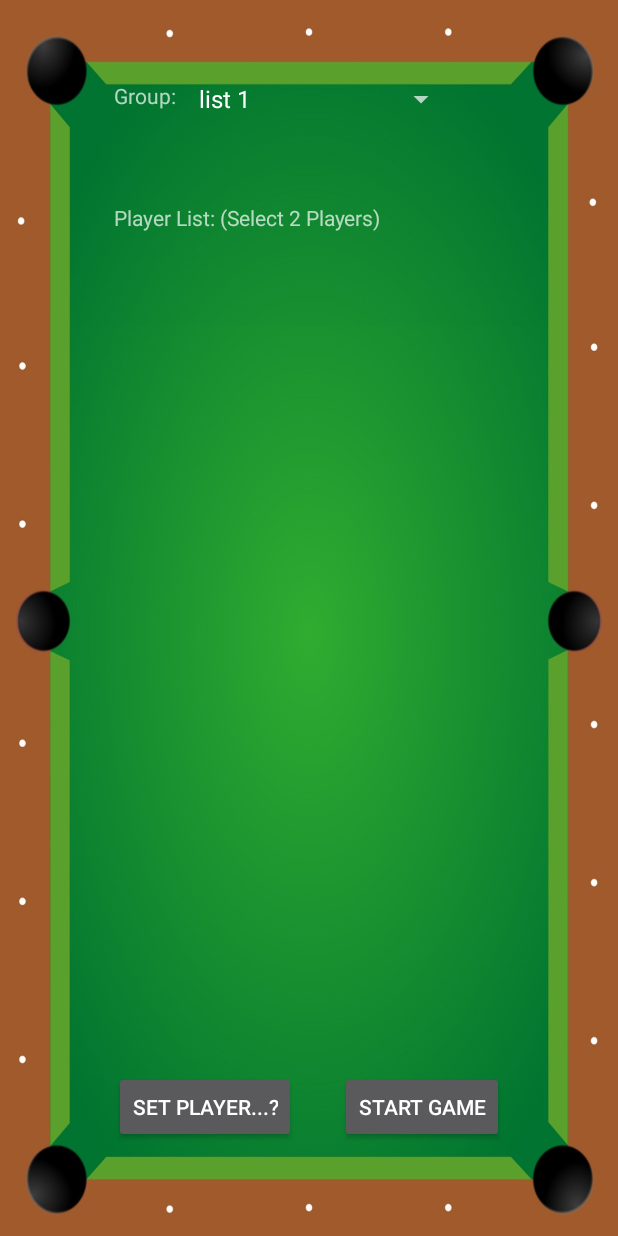
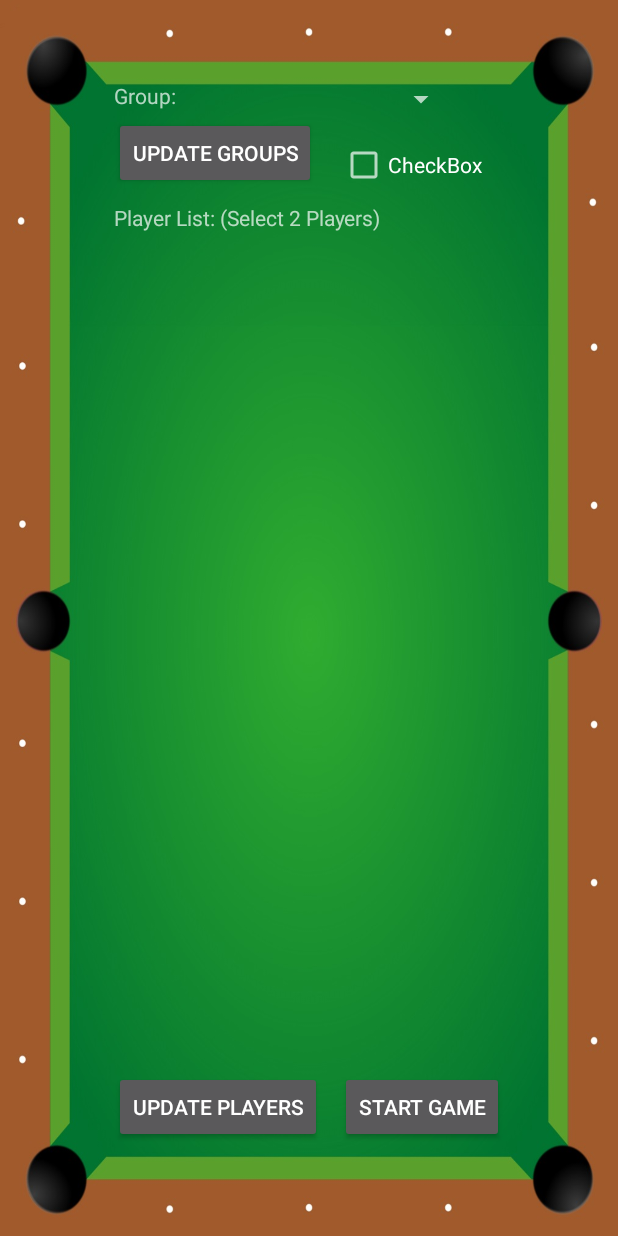
Before and after one commit to TacticalLuke43/Scoremaster, an Android app: the GroupsScreen screen opened directly, with no data from a screen before it, on a phone screen of 412 x 824 dp. Run offline under Robolectric (Android 15) with nearby library versions, the phone set to English and light mode, and no system bars; our stand-ins replace Firebase (no records; nobody signed in at launch, a user with empty details on screens opened directly).

Commit message:
Groups Screen updates
group screen pulls grouplist and adds dynamic players

```diff
--- a/app/src/main/java/csc483/scoremaster/GroupsScreen.java
+++ b/app/src/main/java/csc483/scoremaster/GroupsScreen.java
@@ -2,22 +2,26 @@ package csc483.scoremaster;
 
 import android.content.Intent;
 import android.graphics.Color;
+import android.support.annotation.NonNull;
 import android.support.v7.app.AppCompatActivity;
 import android.os.Bundle;
-import android.util.Log;
 import android.util.TypedValue;
 import android.view.View;
 import android.widget.ArrayAdapter;
 import android.widget.Button;
+import android.widget.CheckBox;
 import android.widget.CheckedTextView;
 import android.widget.Spinner;
 import android.widget.TableLayout;
 import android.widget.TableRow;
 
+import com.google.firebase.auth.FirebaseAuth;
+import com.google.firebase.auth.FirebaseUser;
 import com.google.firebase.database.DataSnapshot;
 import com.google.firebase.database.DatabaseError;
 import com.google.firebase.database.DatabaseReference;
 import com.google.firebase.database.FirebaseDatabase;
+import com.google.firebase.database.GenericTypeIndicator;
 import com.google.firebase.database.ValueEventListener;
 
 import java.util.ArrayList;
@@ -26,23 +30,39 @@ import java.util.List;
 public class GroupsScreen extends AppCompatActivity {
 
     private Spinner spinner;
-
+    public static final String MY_PREFS_NAME = "SharedPrefs";
 	//ArrayList<Players> playerList;
     FirebaseDatabase database = FirebaseDatabase.getInstance();
     DatabaseReference myRef = database.getReference();
-
+    private FirebaseAuth.AuthStateListener mAuthListener;
+    FirebaseAuth mAuth = FirebaseAuth.getInstance();
+    FirebaseUser user;
+    ArrayList<String> groupList = new ArrayList<String>();
+    List<String> list = new ArrayList<String>();
 
 
     @Override
     protected void onCreate(Bundle savedInstanceState) {
         super.onCreate(savedInstanceState);
         setContentView(R.layout.activity_groups_screen);
-		//final TableLayout playerTableLayout = (TableLayout)findViewById(playerTable);
+
+        mAuthListener = new FirebaseAuth.AuthStateListener() {
+            @Override
+            public void onAuthStateChanged(@NonNull FirebaseAuth firebaseAuth) {
+                user = firebaseAuth.getCurrentUser();
+            }
+        };
+
+        //groupList.add("ABC123");
+        //groupList.add("ABC125");
+        //groupList.add("ABC124");
+        //myRef.child("players").child("AAA111").child("groupList").setValue(groupList);
+		final TableLayout playerTableLayout = (TableLayout)findViewById(R.id.playerTable);
 
         /*
         *       FIREBASE EXAMPLE STUFFFFFFF
         *       Check out the database on the firebase console to see exactly what this code did
-        */
+        *
         //FOR WRITING
         //nestle .child("childname") as many times as you need to go deeper
         myRef.child("tests").child("testEntry").setValue("dog"); //writes "dog" to a child
@@ -65,21 +85,71 @@ public class GroupsScreen extends AppCompatActivity {
             public void onCancelled(DatabaseError error) {
                 // Failed to read value
             }
-        });
+        });*/
 
 
         //end of firebase example stuff
 
 
+        groupList.clear();
 
-		//init(playerTableLayout);
-        addItemsOnSpinner();
+        myRef = database.getInstance().getReference().child("players").child("AAA111");
+        myRef.child("groupList").addValueEventListener(new ValueEventListener() {
+            @Override
+            public void onDataChange(DataSnapshot dataSnapshot) {
+                GenericTypeIndicator<ArrayList<String>> t = new GenericTypeIndicator<ArrayList<String>>() {};
+                //ArrayList<String> yourStringArray = dataSnapshot.getValue(t);
+                groupList = dataSnapshot.getValue(t);
+            }
+
+            @Override
+            public void onCancelled(DatabaseError error) {
+                // Failed to read value
+                groupList.add("I messed up");
+            }
+        });
+
+
+        Button groupsBut = (Button)findViewById(R.id.updateGroupsButton);
+        groupsBut.setOnClickListener(new View.OnClickListener()
+        {
+            public void onClick(View v)
+            {
+                addItemsOnSpinner();
+            }
+        });
+        Button playersBut = (Button)findViewById(R.id.updatePlayerButton);
+        playersBut.setOnClickListener(new View.OnClickListener()
+        {
+            public void onClick(View v)
+            {
+                init(playerTableLayout);
+                spinner = (Spinner) findViewById(R.id.groupsSpinner);
+                String selectedGroup = String.valueOf(spinner.getSelectedItem());
+                myRef = database.getInstance().getReference().child("groups");
+                myRef.child("groupList").addValueEventListener(new ValueEventListener() {
+                    @Override
+                    public void onDataChange(DataSnapshot dataSnapshot) {
+                        GenericTypeIndicator<ArrayList<String>> t = new GenericTypeIndicator<ArrayList<String>>() {};
+                        //ArrayList<String> yourStringArray = dataSnapshot.getValue(t);
+                        groupList = dataSnapshot.getValue(t);
+                    }
+
+                    @Override
+                    public void onCancelled(DatabaseError error) {
+                        // Failed to read value
+                        groupList.add("I messed up");
+                    }
+                });
+            }
+        });
         Button startGameButton = (Button)findViewById(R.id.startGameButton);
         startGameButton.setOnClickListener(new View.OnClickListener()
         {
             public void onClick(View v)
-            {
-				/*ArrayList<Players> finalPlayers;
+            {/*
+				ArrayList<String> finalPlayers;
+				int playersNeeded = 0;
                 //iterate through players and count checks
 				for(int i = 0; i <  playerTableLayout.getChildCount() ; i++)
 				{
@@ -94,7 +164,7 @@ public class GroupsScreen extends AppCompatActivity {
 				{
 					finalPlayers.add(playerList[0]);
 					finalPlayers.add(playerList[1]);
-					Intent scoringScreen = new Intent(this, ScoringScreen.class);
+					Intent scoringScreen = new Intent(GroupsScreen.this, ScoringScreen.class);
 					scoringScreen.putExtra("Players", finalPlayers);
 					startActivity(scoringScreen);
 				}
@@ -115,32 +185,53 @@ public class GroupsScreen extends AppCompatActivity {
 
 	public void init(TableLayout playerTableLayout)
 	{
-			int numberOfPlayers = 2; //change this to retrieve array size from group
-			TableRow playerRow = new TableRow(this);
-			playerRow.setLayoutParams(new TableRow.LayoutParams(TableRow.LayoutParams.WRAP_CONTENT, TableRow.LayoutParams.WRAP_CONTENT));
+			int numberOfPlayers = 4; //change this to retrieve array size from group
 
-			CheckedTextView playername = new CheckedTextView(this);
-            //playername.setLayoutParams(new TableRow.LayoutParams(dpToPx(120), dpToPx(50)));
-            playername.setText("Thing");//change to getPlayerName() when class is done
-            playername.setTextAlignment(View.TEXT_ALIGNMENT_CENTER);
-            playername.setBackgroundResource(android.R.drawable.alert_light_frame);
-            playername.setTextAppearance(this,R.style.TextAppearance_AppCompat_Body1);
-            playername.setTextColor(Color.BLACK);
+
+        for (int i=0; i<numberOfPlayers; i++) {
+            TableRow playerRow = new TableRow(this);
+            playerRow.setLayoutParams(new TableRow.LayoutParams(TableRow.LayoutParams.WRAP_CONTENT, TableRow.LayoutParams.WRAP_CONTENT));
+            CheckBox playername = new CheckBox(this);
+            playername.setLayoutParams(new TableRow.LayoutParams(800, 150));
+            playername.setText("TestPlayer"+Integer.toString(i));//change to getPlayerName() when class is done
+            //playername.setTextAlignment(View.TEXT_ALIGNMENT_CENTER);
+            playername.setTextAppearance(this, R.style.TextAppearance_AppCompat_Body1);
+            //playername.setTextColor(Color.BLACK);
             playername.setTextSize(TypedValue.COMPLEX_UNIT_SP, 18);
 
-			playerRow.addView(playername);
-			playerTableLayout.addView(playerRow);
+            playerRow.addView(playername);
+            playerTableLayout.addView(playerRow);
+        }
 	}
 
 
     // add items into spinner dynamically
     public void addItemsOnSpinner() {
+        //groupList.clear();
+        //groupList is size 0 here
+        list.clear();
+        myRef = database.getInstance().getReference().child("groups");
+        spinner = (Spinner) findViewById(R.id.groupsSpinner);
+        for(int i = 0; i < groupList.size() ; i++)
+        {
+            //read the group names
+            myRef.child(groupList.get(i)).child("name").addValueEventListener(new ValueEventListener() {
+                @Override
+                public void onDataChange(DataSnapshot dataSnapshot) {
+                    // This method is called once with the initial value and again
+                    // whenever data at this location is updated.
+                    String value = dataSnapshot.getValue(String.class); //set this class to the type of variable youre expecting
+                    list.add(value);
+                }
 
-        spinner = (Spinner) findViewById(R.id.groupsSpinner);
-        List<String> list = new ArrayList<String>();
-        list.add("list 1"); //change these to retrieve users groups
-        list.add("list 2");
-        list.add("list 3");
+                @Override
+                public void onCancelled(DatabaseError error) {
+                    // Failed to read value
+                }
+            });
+
+            //list.add(groupList.get(i));
+        }
         ArrayAdapter<String> dataAdapter = new ArrayAdapter<String>(this,
                 android.R.layout.simple_spinner_item, list);
         dataAdapter.setDropDownViewResource(android.R.layout.simple_spinner_dropdown_item);
--- a/app/src/main/java/csc483/scoremaster/StartingSplash.java
+++ b/app/src/main/java/csc483/scoremaster/StartingSplash.java
@@ -57,7 +57,7 @@ public class StartingSplash extends AppCompatActivity implements GestureDetector
 
     @Override
     public boolean onSingleTapUp(MotionEvent event) {
-        startActivity(new Intent(StartingSplash.this, MainMenu2.class));
+        startActivity(new Intent(StartingSplash.this, MainMenu.class));
         return true;
     }
     /*
--- a/app/src/main/res/layout/activity_group_stats_screen.xml
+++ b/app/src/main/res/layout/activity_group_stats_screen.xml
@@ -4,7 +4,7 @@
     xmlns:tools="http://schemas.android.com/tools"
     android:layout_width="match_parent"
     android:layout_height="match_parent"
-    android:background="@drawable/pooltable"
+    android:background="@drawable/pooltable_empty"
     tools:context="csc483.scoremaster.GroupStatsScreen">
 
     <TextView
@@ -33,7 +33,7 @@
 
     <ScrollView
         android:id="@+id/groupStatScrollView"
-        android:layout_width="583dp"
+        android:layout_width="550dp"
         android:layout_height="280dp"
         android:layout_alignParentBottom="true"
         android:layout_centerHorizontal="true"
--- a/app/src/main/res/layout/activity_groups_screen.xml
+++ b/app/src/main/res/layout/activity_groups_screen.xml
@@ -25,20 +25,28 @@
         android:layout_marginTop="54dp"/>
 
     <Button
-        android:id="@+id/setPlayerButton"
+        android:id="@+id/updatePlayerButton"
         android:layout_width="wrap_content"
         android:layout_height="wrap_content"
         android:layout_alignParentBottom="true"
         android:layout_alignStart="@+id/scrollView2"
         android:layout_marginBottom="62dp"
-        android:text="Set Player...?" />
+        android:text="Update Players" />
+
+    <Button
+        android:id="@+id/updateGroupsButton"
+        android:layout_width="wrap_content"
+        android:layout_height="wrap_content"
+        android:layout_alignStart="@+id/textView6"
+        android:layout_below="@+id/groupsSpinner"
+        android:text="Update Groups" />
 
     <Button
         android:id="@+id/startGameButton"
         android:layout_width="wrap_content"
         android:layout_height="wrap_content"
-        android:layout_alignBaseline="@+id/setPlayerButton"
-        android:layout_alignBottom="@+id/setPlayerButton"
+        android:layout_alignBaseline="@+id/updatePlayerButton"
+        android:layout_alignBottom="@+id/updatePlayerButton"
         android:layout_alignEnd="@+id/scrollView2"
         android:text="Start Game" />
 
@@ -52,16 +60,42 @@
         android:text="Player List: (Select 2 Players)" />
 
     <ScrollView
+        android:id="@+id/scrollView2"
         android:layout_width="260dp"
-        android:layout_height="200dp"
+        android:layout_height="250dp"
         android:layout_below="@+id/textView6"
-        android:layout_centerHorizontal="true"
-        android:id="@+id/scrollView2">
+        android:layout_centerHorizontal="true">
 
-        <LinearLayout
+        <TableLayout
+            android:id="@+id/playerTable"
             android:layout_width="match_parent"
-            android:layout_height="wrap_content"
-            android:orientation="vertical" />
+            android:layout_height="wrap_content">
+
+            <TableRow
+                android:layout_width="match_parent"
+                android:layout_height="match_parent" />
+
+            <TableRow
+                android:layout_width="match_parent"
+                android:layout_height="match_parent" />
+
+            <TableRow
+                android:layout_width="match_parent"
+                android:layout_height="match_parent" />
+
+            <TableRow
+                android:layout_width="match_parent"
+                android:layout_height="match_parent" />
+        </TableLayout>
+
     </ScrollView>
 
+    <CheckBox
+        android:id="@+id/checkBox2"
+        android:layout_width="wrap_content"
+        android:layout_height="wrap_content"
+        android:layout_alignBottom="@+id/updateGroupsButton"
+        android:layout_alignStart="@+id/startGameButton"
+        android:text="CheckBox" />
+
 </RelativeLayout>
```
Also changed, not shown: app/src/main/res/drawable/pooltablerotated.jpg.
